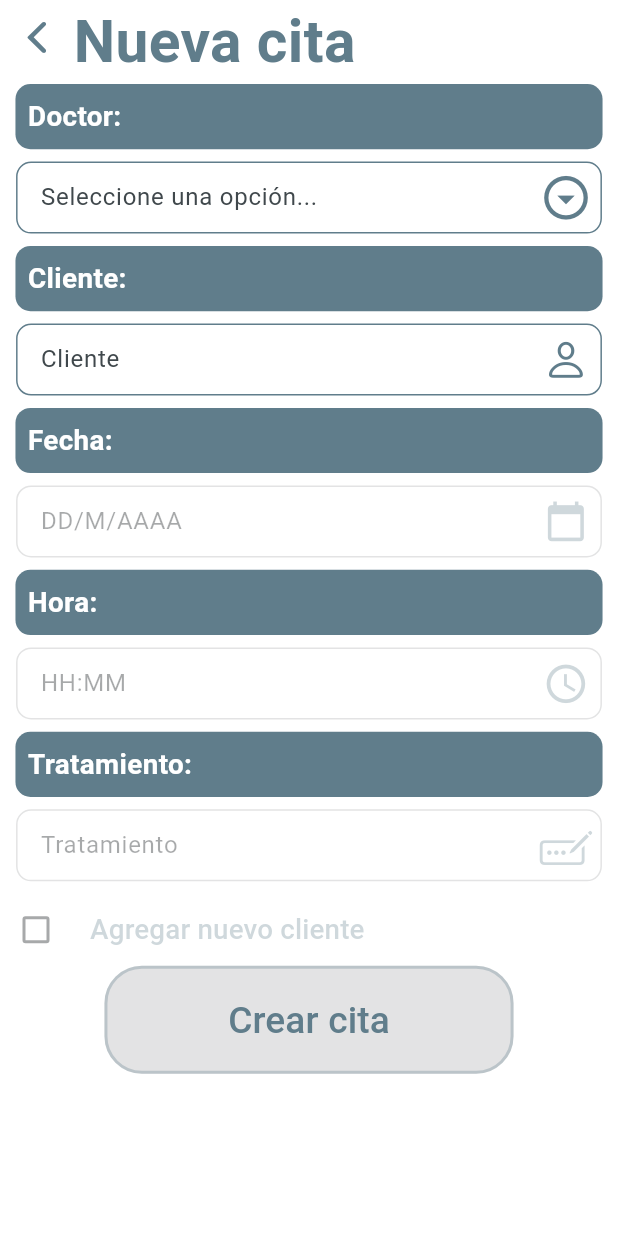
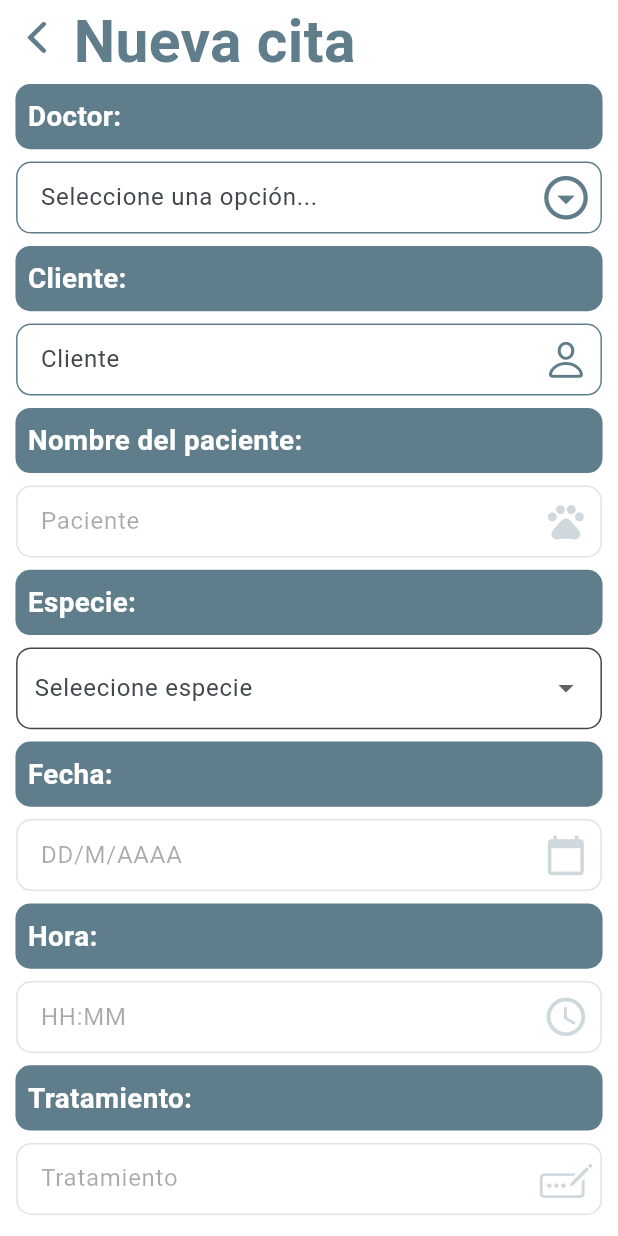
Before and after one commit to KodaSolutions/agendaapp, a Flutter app: the AssistantAdmin screen opened directly, item 2 of the bottom bar chosen, on a phone screen of 412 x 824 dp. Run offline on Flutter 3.47's test engine with Material 3 defaults, Android fonts, the light colour scheme and no system bars; our stand-ins replace connectivity_plus, firebase_core, firebase_messaging, flutter_keyboard_visibility, flutter_secure_storage, flutter_slidable and 5 more; missing offline and left inert: alphabet_list_view, jaguar_jwt; accounts and stored records are empty; network calls fail.

Commit message:
apptForm

```diff
--- a/lib/calendar/calendarSchedule.dart
+++ b/lib/calendar/calendarSchedule.dart
@@ -115,12 +115,13 @@ class _AgendaScheduleState extends State<AgendaSchedule> {
       if (isConnected) {
         print('Cargando appointments para ID: $userId desde la API');
         final response = await http.get(
-          Uri.parse('https://beauteapp-dd0175830cc2.herokuapp.com/api/getAppoinments/$userId'),
+          Uri.parse('https://agendapp-cvp-75a51cfa88cd.herokuapp.com/api/getAppoinments/$userId'),
           headers: {
             'Content-Type': 'application/json',
             'Authorization': 'Bearer ${await getToken()}',
           },
         );
+        print('hejre ${response.body}');
 
         if (response.statusCode == 200) {
           var jsonResponse = jsonDecode(response.body);
--- a/lib/calendar/toDate/toDateApptmInfo.dart
+++ b/lib/calendar/toDate/toDateApptmInfo.dart
@@ -111,9 +111,9 @@ class _ApptmInfoState extends State<ApptmInfo> {
   Future<List<Appointment>> fetchAppointments(DateTime selectedDate,
       {int? id}) async {
     String baseUrl =
-        'https://beauteapp-dd0175830cc2.herokuapp.com/api/getAppoinments';
+        'https://agendapp-cvp-75a51cfa88cd.herokuapp.com/api/getAppoinments';
     String baseUrl2 =
-        'https://beauteapp-dd0175830cc2.herokuapp.com/api/getAppoinmentsAssit';
+        'https://agendapp-cvp-75a51cfa88cd.herokuapp.com/api/getAppoinmentsAssit';
     String url = id != null ? '$baseUrl/$id' : baseUrl2;
     SharedPreferences prefs = await SharedPreferences.getInstance();
     String? token = prefs.getString('jwt_token');
--- a/lib/calendar/toDate/toDateContainer.dart
+++ b/lib/calendar/toDate/toDateContainer.dart
@@ -121,9 +121,9 @@ class _ToDateContainerState extends State<ToDateContainer> with TickerProviderSt
   Future<List<Appointment>> fetchAppointments(DateTime selectedDate,
       {int? id}) async {
     String baseUrl =
-        'https://beauteapp-dd0175830cc2.herokuapp.com/api/getAppoinments';
+        'https://agendapp-cvp-75a51cfa88cd.herokuapp.com/api/getAppoinments';
     String baseUrl2 =
-        'https://beauteapp-dd0175830cc2.herokuapp.com/api/getAppoinmentsAssit';
+        'https://agendapp-cvp-75a51cfa88cd.herokuapp.com/api/getAppoinmentsAssit';
     String url = id != null ? '$baseUrl/$id' : baseUrl2;
     SharedPreferences prefs = await SharedPreferences.getInstance();
     String? token = prefs.getString('jwt_token');
--- a/lib/calendar/toDate/toDateModal.dart
+++ b/lib/calendar/toDate/toDateModal.dart
@@ -158,9 +158,9 @@ class _AppointmentScreenState extends State<AppointmentScreen> with SingleTicker
   Future<List<Appointment>> fetchAppointments(DateTime selectedDate,
       {int? id}) async {
     String baseUrl =
-        'https://beauteapp-dd0175830cc2.herokuapp.com/api/getAppoinments';
+        'https://agendapp-cvp-75a51cfa88cd.herokuapp.com/api/getAppoinments';
     String baseUrl2 =
-        'https://beauteapp-dd0175830cc2.herokuapp.com/api/getAppoinmentsAssit';
+        'https://agendapp-cvp-75a51cfa88cd.herokuapp.com/api/getAppoinmentsAssit';
     String url = id != null ? '$baseUrl/$id' : baseUrl2;
     SharedPreferences prefs = await SharedPreferences.getInstance();
     String? token = prefs.getString('jwt_token');
--- a/lib/forms/alertForm.dart
+++ b/lib/forms/alertForm.dart
@@ -60,11 +60,12 @@ class _AlertFormState extends State<AlertForm> with SingleTickerProviderStateMix
   }
 
   void onAssignedDoctor(bool isSelected, TextEditingController drSelected,
-      int optSelected) {
+      int optSelected, int idDoc) {
     setState(() {
       _showdrChooseWidget = !isSelected;
       _drSelected = drSelected;
       _optSelected = optSelected;
+      ///recuperar el ID y asignarlo
       animationController.reverse().then((_) {
         animationController.reset();
       });
@@ -98,7 +99,7 @@ class _AlertFormState extends State<AlertForm> with SingleTickerProviderStateMix
   }
   Future<void> sendNotification(int id) async {
       SharedPreferences prefs = await SharedPreferences.getInstance();
-      const baseUrl = 'https://beauteapp-dd0175830cc2.herokuapp.com/api/sendNotification/';
+      const baseUrl = 'https://agendapp-cvp-75a51cfa88cd.herokuapp.com/api/sendNotification/';
       try {
         String? token = prefs.getString('jwt_token');
         final response = await http.post(
--- a/lib/forms/appoinmentForm.dart
+++ b/lib/forms/appoinmentForm.dart
@@ -2,9 +2,11 @@ import 'dart:async';
 import 'dart:convert';
 import 'dart:io';
 import 'dart:ui';
+import 'package:agenda_app/forms/boxSpecies.dart';
 import 'package:agenda_app/usersConfig/selBoxUser.dart';
 import 'package:flutter/cupertino.dart';
 import 'package:flutter/material.dart';
+import 'package:flutter/widgets.dart';
 import 'package:flutter_keyboard_visibility/flutter_keyboard_visibility.dart';
 import 'package:http/http.dart' as http;
 import 'package:intl/intl.dart';
@@ -50,12 +52,17 @@ class _AppointmentFormState extends State<AppointmentForm> with SingleTickerProv
   final DropdownDataManager dropdownDataManager = DropdownDataManager();
   Client? _selectedClient;
   var _clientTextController = TextEditingController();
+  TextEditingController pacienteController = TextEditingController();
   final _dateController = TextEditingController();
   TextEditingController _timeController = TextEditingController();
   TextEditingController timerControllertoShow = TextEditingController();
   final treatmentController = TextEditingController();
   FocusNode fieldClientNode = FocusNode();
+  FocusNode pacienteNode = FocusNode();
+  FocusNode clientNode = FocusNode();
   TextEditingController? _drSelected = TextEditingController();
+
+
   bool _showdrChooseWidget = false;
   int day = 0;
   int month = 0;
@@ -80,6 +87,7 @@ class _AppointmentFormState extends State<AppointmentForm> with SingleTickerProv
   bool _cancelConfirm = false;
   late BuildContext dialogforappointment;
   String nameToCompare = '';
+  String? specie;
   bool amPm = false;
   int? doctor_id_body = 0;
   bool platform = false; //ios False androide True
@@ -107,7 +115,7 @@ class _AppointmentFormState extends State<AppointmentForm> with SingleTickerProv
   Future<void> createClient() async {
     try {
       var response = await http.post(
-        Uri.parse('https://beauteapp-dd0175830cc2.herokuapp.com/api/createClient'),
+        Uri.parse('https://agendapp-cvp-75a51cfa88cd.herokuapp.com/api/createClient'),
         headers: <String, String>{
           'Content-Type': 'application/json',
         },
@@ -138,7 +146,6 @@ class _AppointmentFormState extends State<AppointmentForm> with SingleTickerProv
     if (confirmed == true) {
       await createClient();
       if (newClientID != null) {
-        print('Test alcance IDnew $newClientID');
         submitAppointment();
       } else {
         print('Error: ID del cliente no está disponible.');
@@ -147,6 +154,13 @@ class _AppointmentFormState extends State<AppointmentForm> with SingleTickerProv
       return;
     }
   }
+
+  void changeFocus(BuildContext context, FocusNode currentFocus, FocusNode nextFocus) {
+    currentFocus.unfocus();
+    FocusScope.of(context).requestFocus(nextFocus);
+  }
+
+
   Future<bool?> showAddClientAndAppointment() {
     return showDialog<bool>(
       context: context,
@@ -216,17 +230,12 @@ class _AppointmentFormState extends State<AppointmentForm> with SingleTickerProv
     }
   }
 
-/*(bool isSelected, TextEditingController controller, int option) {
-                                    print("Doctor seleccionado: ${controller.text}, opción: $option");*/
-
   void _onAssignedDoctor(bool isSelected, TextEditingController drSelected,
-      int optSelected) {
-    print('isSel $isSelected');
-    print('drSel ${drSelected.text}');
-    print('opotSel $optSelected');
+      int optSelected, int idDoc) {
     setState(() {
       _drSelected = drSelected;
       _optSelected = optSelected;
+      doctor_id_body = idDoc;
       animationController.reverse().then((_){
         _showdrChooseWidget = !isSelected;
         animationController.reset();
@@ -293,6 +302,10 @@ class _AppointmentFormState extends State<AppointmentForm> with SingleTickerProv
     });
   }
 
+  void onPet (String? pet) {
+    specie = pet!;
+  }
+
   void _onDateToAppointmentForm(
       String dateToAppointmentForm, bool showCalendar) {
     setState(() {
@@ -315,14 +328,12 @@ class _AppointmentFormState extends State<AppointmentForm> with SingleTickerProv
     if (client != null) {
       setState(() {
         clientInDB = true;
-        print('clientInDB T: $clientInDB');
         _selectedClient = client;
+        number = client.number;
       });
     } else if (client == null) {
       setState(() {
-        print('clientInDB BF: $clientInDB');
         clientInDB = false;
-        print('clientInDB F: $clientInDB');
         _selectedClient = Client(
             id: 1,
             name: _clientTextController.text,
@@ -336,32 +347,17 @@ class _AppointmentFormState extends State<AppointmentForm> with SingleTickerProv
 
   Future<void> loadUserswithRole() async {
     setState(() {
-      isLoading = true;
+      isLoadingUsers = true;
       error = null;
     });
     try {
       final usersList = await loadUsersWithRoles();
       setState(() {
         users = usersList;
-        isLoading = false;
-      });
-    } catch (e) {
-      setState(() {
-        isLoading = false;
-        error = e.toString();
-      });
-    }
-  }
-
-/*  Future<void> loadUserswhitRole() async {
-    setState(() {
-      isLoadingUsers = true;
-      error = null;
-    });
-    try {
-      final usersList = await loadUsersFromApi();
-      setState(() {
-        doctorUsers = usersList.where((user) => user['isDoctor'] == true).toList();
+        doctorUsers = usersList
+            .where((user) => user['role'] == 1)
+            .map((user) => {'id': user['id'], 'name': user['name'], 'role': user['role']})
+            .toList();
         isLoadingUsers = false;
       });
     } catch (e) {
@@ -370,8 +366,7 @@ class _AppointmentFormState extends State<AppointmentForm> with SingleTickerProv
         error = e.toString();
       });
     }
-  }*/
-
+  }
 
   Future<void> submitAppointment() async {
     setState(() {
@@ -391,7 +386,7 @@ class _AppointmentFormState extends State<AppointmentForm> with SingleTickerProv
       return;
     }
 
-    String url = 'https://beauteapp-dd0175830cc2.herokuapp.com/api/createAppoinment';
+    String url = 'https://agendapp-cvp-75a51cfa88cd.herokuapp.com/api/createAppoinment';
     try {
       var response = await http.post(
         Uri.parse(url),
@@ -400,12 +395,16 @@ class _AppointmentFormState extends State<AppointmentForm> with SingleTickerProv
           'Authorization': 'Bearer $token',
         },
         body: jsonEncode({
+          'is_web' : false,
           'dr_id': doctor_id_body!,
           'client_id': newClientID != null ? newClientID : (widget.nameClient != null ? widget.idScreenInfo : _selectedClient?.id.toString()),
+          'pet_name': pacienteController.text,
+          'species': specie?.toLowerCase(),
           'date': _dateController.text,
           'time': toTime,
           'treatment': treatmentController.text,
           'name': _clientTextController.text,
+          'contact_number': number.toString()
         }),
       );
 
@@ -526,7 +525,7 @@ class _AppointmentFormState extends State<AppointmentForm> with SingleTickerProv
                         mainAxisSize: MainAxisSize.max,
                         children: [
                           Visibility(
-                            visible: isDocLog ? false : true,
+                            visible: true,
                             child: TitleContainer(
                               child: Text(
                                 'Doctor: ',
@@ -539,7 +538,7 @@ class _AppointmentFormState extends State<AppointmentForm> with SingleTickerProv
                             ),
                           ),
                           Visibility(
-                            visible: isDocLog ? false : true,
+                            visible: true,
                             child: Padding(
                               padding: EdgeInsets.symmetric(vertical: MediaQuery.of(context).size.width * 0.02,
                                   horizontal: MediaQuery.of(context).size.width * 0.026),
@@ -631,7 +630,7 @@ class _AppointmentFormState extends State<AppointmentForm> with SingleTickerProv
                                 if (textEditingValue.text == '') {
                                   return const Iterable<Client>.empty();
                                 }
-                                return dropdownDataManager.getSuggestions(textEditingValue.text).where((Client client) => client.id != 1);;
+                                return dropdownDataManager.getSuggestions(textEditingValue.text).where((Client client) => client.id != 1);
                                 },
                               displayStringForOption: (Client option) => option.name,
                               onSelected: (Client selection) {
@@ -639,7 +638,6 @@ class _AppointmentFormState extends State<AppointmentForm> with SingleTickerProv
                                   _clientTextController.text = selection.name;
                                   nameToCompare = selection.name;
                                   _updateSelectedClient(selection);
-                                  fieldClientNode.unfocus();
                                 });
                                 },
                               fieldViewBuilder: (BuildContext context, fieldTextEditingController /*TextEditingController fieldTextEditingController*/,
@@ -667,7 +665,7 @@ class _AppointmentFormState extends State<AppointmentForm> with SingleTickerProv
                                     setState(() {
                                       clientFieldDone = true;
                                       nameToCompare == _clientTextController.text ? null : _updateSelectedClient(null);
-                                      fieldFocusNode.unfocus();
+                                      changeFocus(context, fieldFocusNode, clientNode);
                                     });
                                     },
                                   onTapOutside: (PointerDownEvent tapout) {
@@ -680,6 +678,49 @@ class _AppointmentFormState extends State<AppointmentForm> with SingleTickerProv
                                 },
                             ),
                           ),
+                          TitleContainer(
+                            child: Text(
+                              'Nombre del paciente: ',
+                              style: TextStyle(
+                                color: AppColors3.whiteColor,
+                                fontSize: MediaQuery.of(context).size.width * 0.045,
+                                fontWeight: FontWeight.bold,
+                              ),
+                            ),
+                          ),
+                          Padding(
+                            padding: EdgeInsets.symmetric(
+                                vertical: MediaQuery.of(context).size.width * 0.02,
+                                horizontal: MediaQuery.of(context).size.width * 0.026),
+                            child: FieldsToWrite(
+                              focusNode: pacienteNode,
+                              eneabled: drFieldDone && clientFieldDone,
+                              labelText: 'Paciente',
+                              controller: pacienteController,
+                              suffixIcon: Icon(
+                                Icons.pets,
+                                color: drFieldDone && clientFieldDone && widget.dateFromCalendarSchedule == null
+                                    ? AppColors3.primaryColor : isDocLog && clientFieldDone && widget.dateFromCalendarSchedule == null ?
+                                AppColors3.primaryColor : AppColors3.primaryColor.withOpacity(0.3),
+                                size: MediaQuery.of(context).size.width * 0.07,
+                              ), readOnly: false,
+
+                            ),
+                          ),
+                          TitleContainer(
+                            child: Text(
+                              'Especie: ',
+                              style: TextStyle(
+                                color: AppColors3.whiteColor,
+                                fontSize: MediaQuery.of(context).size.width * 0.045,
+                                fontWeight: FontWeight.bold,
+                              ),
+                            ),
+                          ),
+                          Padding(padding: EdgeInsets.symmetric(
+                          vertical: MediaQuery.of(context).size.width * 0.02,
+                      horizontal: MediaQuery.of(context).size.width * 0.026),
+                          child: Pet(onPet: onPet),),
                           TitleContainer(
                             child: Text('Fecha:',
                               style: TextStyle(
@@ -694,7 +735,7 @@ class _AppointmentFormState extends State<AppointmentForm> with SingleTickerProv
                                 vertical: MediaQuery.of(context).size.width * 0.02,
                                 horizontal: MediaQuery.of(context).size.width * 0.026),
                             child: FieldsToWrite(
-                              eneabled: drFieldDone && clientFieldDone &&
+                              eneabled: drFieldDone && clientFieldDone && pacienteController.text.isNotEmpty &&
                                   widget.dateFromCalendarSchedule == null ? true : isDocLog && clientFieldDone &&
                                   widget.dateFromCalendarSchedule == null ? true : false,
                               readOnly: true,
@@ -1046,7 +1087,7 @@ class _AppointmentFormState extends State<AppointmentForm> with SingleTickerProv
                                 ),
                                 child: DoctorsMenu(
                                   //users.where((user) => user['role'] == 1).map((user)
-                                  doctors: users.where((user) => user['role'] == 1).toList(),
+                                  doctors: doctorUsers,
                                   optSelectedToRecieve: _optSelected,
                                   onAssignedDoctor: _onAssignedDoctor),)
                                 ])))),
--- /dev/null
+++ b/lib/forms/boxSpecies.dart
@@ -0,0 +1,64 @@
+import 'package:flutter/material.dart';
+
+class Pet extends StatefulWidget {
+  final Function(String?) onPet;
+  const Pet({super.key, required this.onPet});
+
+  @override
+  State<Pet> createState() => _PetState();
+}
+
+class _PetState extends State<Pet> {
+  String? selectedOpt;
+
+  List<String> listPet = [
+    'Perro',
+    'Gato',
+  ];
+
+  @override
+  Widget build(BuildContext context) {
+    return DropdownButtonFormField<String>(
+      decoration: InputDecoration(
+          fillColor: Colors.white,
+          filled: true,
+          floatingLabelBehavior: FloatingLabelBehavior.never,
+          border: OutlineInputBorder(
+            borderRadius: BorderRadius.circular(10),
+          ),
+          contentPadding: EdgeInsets.symmetric(
+            horizontal: MediaQuery.of(context).size.width * 0.02,
+            vertical: MediaQuery.of(context).size.width * 0.037,
+          ),
+          labelText: 'Seleecione especie'
+      ),
+      value: selectedOpt,
+      items: listPet.map((edo) {
+        return DropdownMenuItem(
+          value: edo,
+          child: Align(
+            alignment: Alignment.centerLeft,
+            child: Text(
+              edo,
+              style: const TextStyle(
+                fontWeight: FontWeight.w400,
+              ),
+            ),
+          ),
+        );
+      }).toList(),
+      onChanged: (value) {
+        setState(() {
+          selectedOpt = value;
+          widget.onPet(selectedOpt);
+        });
+      },
+      validator: (value) {
+        if (value == null) {
+          return 'Por favor selecciona una opción';
+        }
+        return null;
+      },
+    );
+  }
+}
--- a/lib/forms/clientForm.dart
+++ b/lib/forms/clientForm.dart
@@ -114,7 +114,7 @@ class ClientFormState extends State<ClientForm> {
     });
     try {
       var response = await http.post(
-        Uri.parse('https://beauteapp-dd0175830cc2.herokuapp.com/api/createClient'),
+        Uri.parse('https://agendapp-cvp-75a51cfa88cd.herokuapp.com/api/createClient'),
         headers: <String, String>{
           'Content-Type': 'application/json',
         },
--- a/lib/services/clienteService.dart
+++ b/lib/services/clienteService.dart
@@ -3,7 +3,7 @@ import 'dart:convert';
 import 'package:http/http.dart' as http;
 
 class ClientService {
-  final String baseUrl = 'https://beauteapp-dd0175830cc2.herokuapp.com/api/deleteClient/';
+  final String baseUrl = 'https://agendapp-cvp-75a51cfa88cd.herokuapp.com/api/deleteClient/';
 
   Future<void> deleteClient(int id) async {
     try {
@@ -24,7 +24,7 @@ class ClientService {
   }
 //funciones clientinfo
   Future<Map<String, dynamic>> fetchAppointmentByUser(int id) async {
-    final String url = 'https://beauteapp-dd0175830cc2.herokuapp.com/api/getAppoinmentsByUser/$id';
+    final String url = 'https://agendapp-cvp-75a51cfa88cd.herokuapp.com/api/getAppoinmentsByUser/$id';
     try {
       final response = await http.get(Uri.parse(url));
       if (response.statusCode == 200) {
--- a/lib/services/getClientsService.dart
+++ b/lib/services/getClientsService.dart
@@ -9,7 +9,7 @@ class DropdownDataManager {
   Future<void> fetchUser() async {
     try {
       var response = await http.get(
-          Uri.parse('https://beauteapp-dd0175830cc2.herokuapp.com/api/clientsAll'));
+          Uri.parse('https://agendapp-cvp-75a51cfa88cd.herokuapp.com/api/clientsAll'));
       if (response.statusCode == 200) {
         var jsonResponse = jsonDecode(response.body);
         if (jsonResponse is Map<String, dynamic> && jsonResponse['clients'] is List) {
--- a/lib/styles/AppointmentStyles.dart
+++ b/lib/styles/AppointmentStyles.dart
@@ -121,7 +121,7 @@ class CalendarContainer extends StatelessWidget {
 }
 
 class DoctorsMenu extends StatefulWidget {
-  final Function(bool, TextEditingController, int, ) onAssignedDoctor;
+  final Function(bool, TextEditingController, int, int) onAssignedDoctor;
   final int optSelectedToRecieve;
   final List<Map<String, dynamic>> doctors;
   final Function (double?)? onAjustSize;
@@ -148,6 +148,7 @@ class _DoctorsMenuState extends State<DoctorsMenu> {
   @override
   void initState() {
     super.initState();
+    print('widget ${widget.doctors}');
     optSelected = widget.optSelectedToRecieve;
   }
 
@@ -159,7 +160,6 @@ class _DoctorsMenuState extends State<DoctorsMenu> {
     }
     if(widget.doctors.isNotEmpty){
       WidgetsBinding.instance.addPostFrameCallback((_){
-        print('medida ${_listColumsKey.first.currentContext?.size?.height}');
         widget.onAjustSize!(_listColumsKey.first.currentContext?.size!.height);
       });
     }
@@ -191,6 +191,7 @@ class _DoctorsMenuState extends State<DoctorsMenu> {
                       true,
                       drSelected,
                       optSelectedToSend = index + 1,
+                      int.parse(doctor['id'],),
                     );
                   });
                 },
--- a/lib/utils/PopUpTabs/deleteAppointment.dart
+++ b/lib/utils/PopUpTabs/deleteAppointment.dart
@@ -10,7 +10,7 @@ Future<bool> showDeleteAppointmentDialog(BuildContext context, Widget widget, in
 
   Future<void> deleteAppt(int id) async {
     const baseUrl =
-        'https://beauteapp-dd0175830cc2.herokuapp.com/api/deleteAppoinment/';
+        'https://agendapp-cvp-75a51cfa88cd.herokuapp.com/api/deleteAppoinment/';
 
     try {
       final response = await http.post(
--- a/lib/utils/PopUpTabs/saveAppointment.dart
+++ b/lib/utils/PopUpTabs/saveAppointment.dart
@@ -44,7 +44,7 @@ class _ConfirmationDialogState extends State<ConfirmationDialog> {
       );
       final response = await http.put(
         Uri.parse(
-            'https://beauteapp-dd0175830cc2.herokuapp.com/api/editAppoinment/${widget.appointment.id}'),
+            'https://agendapp-cvp-75a51cfa88cd.herokuapp.com/api/editAppoinment/${widget.appointment.id}'),
         headers: {
           'Content-Type': 'application/json',
           'Authorization': 'Bearer $token',
--- a/lib/utils/sliverlist/notiCards.dart
+++ b/lib/utils/sliverlist/notiCards.dart
@@ -19,7 +19,7 @@ Future<List<Appointment2>> fetchAppointmentsByDate(int userId, String date) asyn
     if(isConnected){
       print('Cargando appointments para ID: $userId en la fecha: $date desde la API');
       final response = await http.get(
-        Uri.parse('https://beauteapp-dd0175830cc2.herokuapp.com/api/getAppointmentsByDate/$userId/$date'),
+        Uri.parse('https://agendapp-cvp-75a51cfa88cd.herokuapp.com/api/getAppointmentsByDate/$userId/$date'),
         headers: {
           'Content-Type': 'application/json',
           'Authorization': 'Bearer ${await getToken()}',
@@ -81,7 +81,7 @@ class _NotiCardsState extends State<NotiCards> {
 
   Future<void> readNotification(int appointmentId) async {
     const baseUrl =
-        'https://beauteapp-dd0175830cc2.herokuapp.com/api/appointments';
+        'https://agendapp-cvp-75a51cfa88cd.herokuapp.com/api/appointments';
     try {
       SharedPreferences prefs = await SharedPreferences.getInstance();
       String? token = prefs.getString('jwt_token');
@@ -110,7 +110,7 @@ class _NotiCardsState extends State<NotiCards> {
 
   Future<void> unReadNotification(int appointmentId) async {
     const baseUrl =
-        'https://beauteapp-dd0175830cc2.herokuapp.com/api/appointments';
+        'https://agendapp-cvp-75a51cfa88cd.herokuapp.com/api/appointments';
     try {
       SharedPreferences prefs = await SharedPreferences.getInstance();
       String? token = prefs.getString('jwt_token');
--- a/lib/views/admin/clientInfo.dart
+++ b/lib/views/admin/clientInfo.dart
@@ -67,7 +67,7 @@ class _ClientInfoState extends State<ClientInfo> {
     });
   }
   void updateUserInfo() async {
-    final url = Uri.parse('https://beauteapp-dd0175830cc2.herokuapp.com/api/editUserInfo/${widget.id}');
+    final url = Uri.parse('https://agendapp-cvp-75a51cfa88cd.herokuapp.com/api/editUserInfo/${widget.id}');
     final token = await storage.read(key: 'jwt_token');
     try {
       final response = await http.post(
@@ -131,7 +131,7 @@ class _ClientInfoState extends State<ClientInfo> {
     }
   }
   Future<void> deleteClient(int id) async{
-    const baseUrl = 'https://beauteapp-dd0175830cc2.herokuapp.com/api/deleteClient/';
+    const baseUrl = 'https://agendapp-cvp-75a51cfa88cd.herokuapp.com/api/deleteClient/';
     try {
       final response = await http.post(
         Uri.parse(baseUrl + '$id'),
--- a/lib/views/admin/clientList.dart
+++ b/lib/views/admin/clientList.dart
@@ -34,7 +34,7 @@ class DropdownDataManager {
       bool isConnected = connectivityResult != ConnectivityResult.none;
       if (isConnected) {
         var response = await http.get(
-          Uri.parse('https://beauteapp-dd0175830cc2.herokuapp.com/api/clientsAll'),
+          Uri.parse('https://agendapp-cvp-75a51cfa88cd.herokuapp.com/api/clientsAll'),
         );
         if (response.statusCode == 200) {
           var jsonResponse = jsonDecode(response.body);
```
